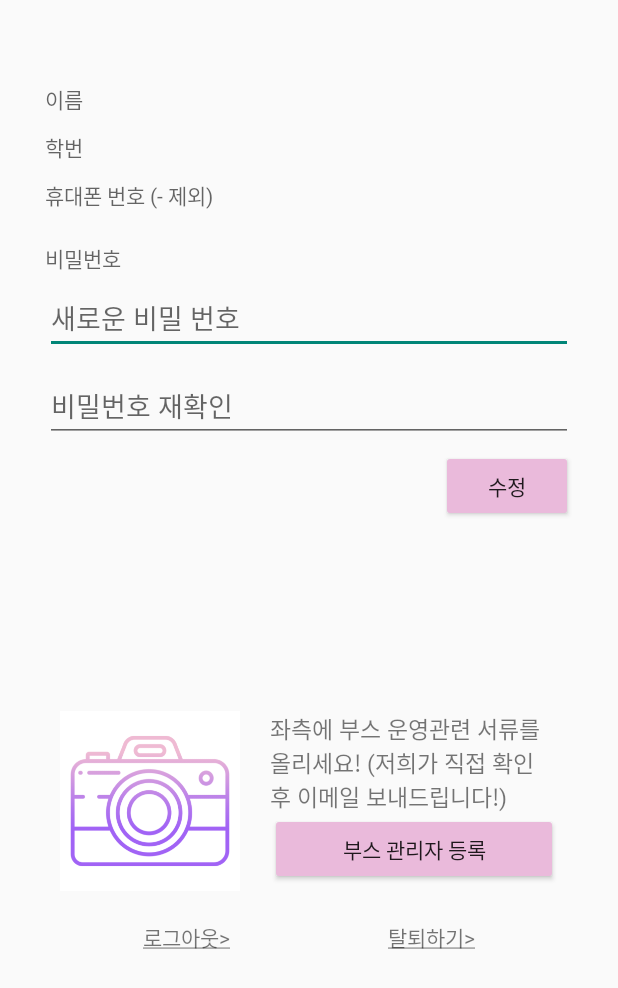
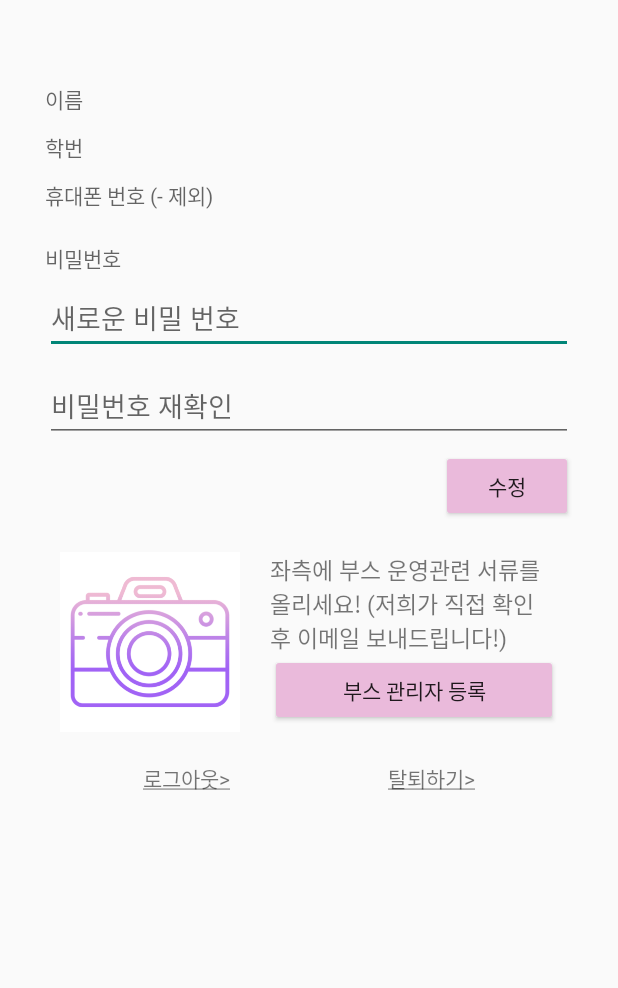
Before and after one commit to Honghyeonji/MP2021-2-9, an Android app: the layout activity_seeprofile.xml on its own in the app's theme, with its tools: preview values and no code run, on a phone screen of 412 x 824 dp. Shown: the top 988 px of the screen. Run offline under Robolectric (Android 15) with nearby library versions, the phone set to English and light mode, and no system bars.

```diff
--- a/app/src/main/res/layout/activity_seeprofile.xml
+++ b/app/src/main/res/layout/activity_seeprofile.xml
@@ -72,10 +72,6 @@
         android:backgroundTint="#EABADB"
         android:text="@string/editBtn" />
 
-    <Space
-        android:layout_width="match_parent"
-        android:layout_height="106dp" />
-
     <LinearLayout
         android:layout_width="match_parent"
         android:layout_height="wrap_content"
```
